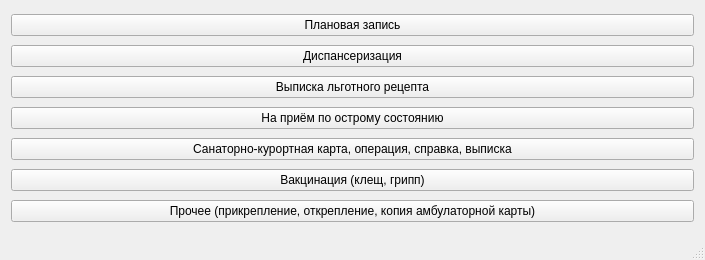
This is mainwindow.ui in federicovalenso/clinicTicketsQueueClient as Qt 5 draws it before an edit. The edited form follows.
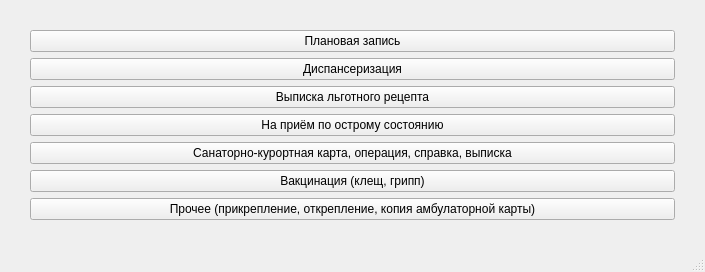
This is the edited form. Icons and pictures are not drawn.

What changed in the file:
```diff
--- a/mainwindow.ui
+++ b/mainwindow.ui
@@ -21,6 +21,18 @@
   </property>
   <widget class="QWidget" name="centralWidget">
    <layout class="QVBoxLayout" name="verticalLayout">
+    <property name="leftMargin">
+     <number>30</number>
+    </property>
+    <property name="topMargin">
+     <number>30</number>
+    </property>
+    <property name="rightMargin">
+     <number>30</number>
+    </property>
+    <property name="bottomMargin">
+     <number>30</number>
+    </property>
     <item>
      <widget class="QPushButton" name="btnBook">
       <property name="text">
```
